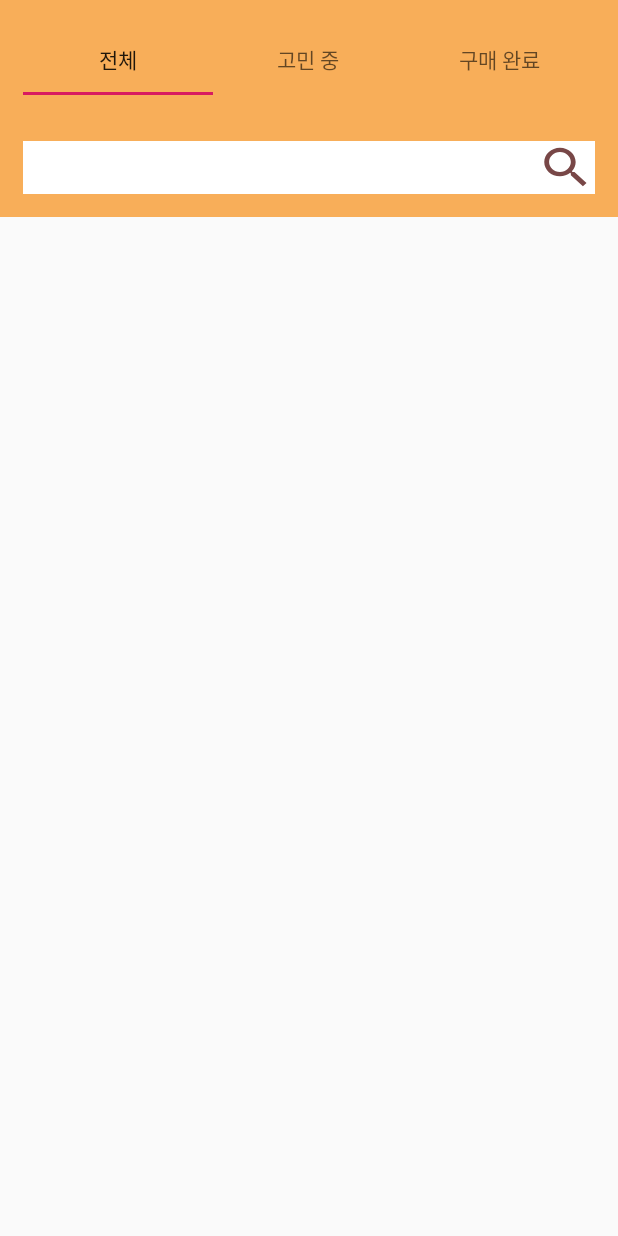
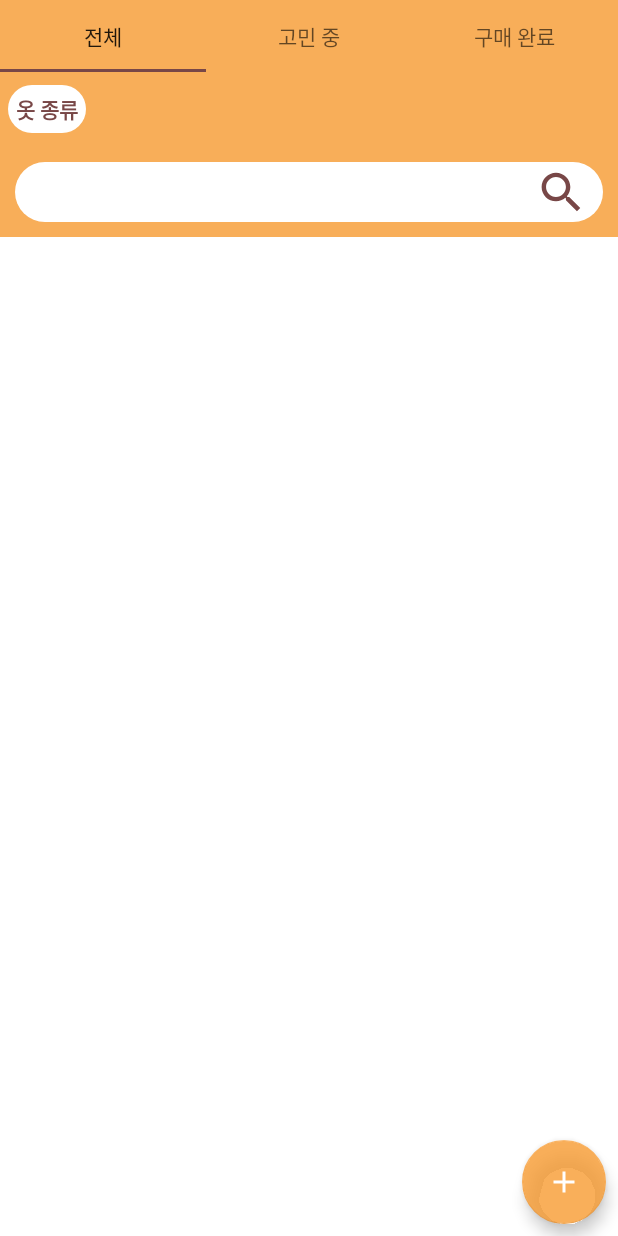
Before and after one commit to lou297/ShoppingMoa, an Android app: the screen it shows after launch (MainActivity), on a phone screen of 412 x 824 dp. Run offline under Robolectric (Android 15) with nearby library versions, the phone set to English and light mode, and no system bars.

Commit message:
edit main framge

```diff
--- /dev/null
+++ b/app/src/main/res/drawable/ic_add.xml
@@ -0,0 +1,5 @@
+<vector android:height="24dp" android:tint="#FFFFFF"
+    android:viewportHeight="24.0" android:viewportWidth="24.0"
+    android:width="24dp" xmlns:android="http://schemas.android.com/apk/res/android">
+    <path android:fillColor="#FF000000" android:pathData="M19,13h-6v6h-2v-6H5v-2h6V5h2v6h6v2z"/>
+</vector>
--- /dev/null
+++ b/app/src/main/res/drawable/search_round_border_edittext.xml
@@ -0,0 +1,6 @@
+<?xml version="1.0" encoding="utf-8"?>
+<shape xmlns:android="http://schemas.android.com/apk/res/android"
+       android:shape="rectangle">
+    <solid android:color="@color/white"/>
+    <corners android:radius="@dimen/radius_round_border"/>
+</shape>
--- /dev/null
+++ b/app/src/main/res/drawable/shop_item_round_border_image.xml
@@ -0,0 +1,6 @@
+<?xml version="1.0" encoding="utf-8"?>
+<shape xmlns:android = "http://schemas.android.com/apk/res/android"
+       android:shape="rectangle">
+    <solid android:color="@color/white"/>
+    <corners android:radius="@dimen/radius_round_border_image"/>
+</shape>
--- a/app/src/main/res/layout/activity_main.xml
+++ b/app/src/main/res/layout/activity_main.xml
@@ -2,61 +2,100 @@
 <androidx.constraintlayout.widget.ConstraintLayout
         xmlns:android = "http://schemas.android.com/apk/res/android"
         xmlns:app = "http://schemas.android.com/apk/res-auto"
+        xmlns:tools = "http://schemas.android.com/tools"
         android:layout_width = "match_parent"
-        android:layout_height = "match_parent">
+        android:layout_height = "match_parent"
+        android:background = "@color/orange">
 
-    <LinearLayout
-            android:background = "@color/orangeBackground"
+    <com.google.android.material.tabs.TabLayout
+            android:id = "@+id/tabLayout_main"
             android:layout_width = "0dp"
             android:layout_height = "wrap_content"
-            app:layout_constraintTop_toTopOf = "parent"
             app:layout_constraintStart_toStartOf = "parent"
-            app:layout_constraintEnd_toEndOf="parent"
-            android:orientation = "vertical" android:id = "@+id/linearLayout_main">
+            app:layout_constraintEnd_toEndOf = "parent"
+            app:layout_constraintTop_toTopOf = "parent">
+    </com.google.android.material.tabs.TabLayout>
 
-        <com.google.android.material.tabs.TabLayout
-                android:id = "@+id/tabLayout_main"
-                android:layout_margin="@dimen/size_margin"
-                android:layout_width = "match_parent"
-                android:layout_height = "wrap_content">
-        </com.google.android.material.tabs.TabLayout>
+    <HorizontalScrollView
+            android:id = "@+id/horizontalScrollView_main"
+            android:layout_width = "0dp"
+            android:layout_height = "@dimen/size_horizontalScrollview_main"
+            app:layout_constraintTop_toBottomOf = "@+id/tabLayout_main"
+            app:layout_constraintStart_toStartOf = "parent"
+            app:layout_constraintEnd_toEndOf = "parent">
+        <LinearLayout
+                android:layout_width = "0dp"
+                android:layout_height = "match_parent"
+                android:orientation = "horizontal">
+            <TextView
+                    android:gravity = "center"
+                    android:layout_gravity = "center_vertical"
+                    android:padding = "@dimen/padding_textView"
+                    android:layout_marginStart = "@dimen/margin_textView"
+                    android:layout_marginEnd = "@dimen/margin_textView"
+                    android:layout_width = "wrap_content"
+                    android:layout_height = "wrap_content"
+                    android:text = "옷 종류"
+                    android:textStyle = "bold"
+                    android:textColor = "@color/brown"
+                    android:background = "@drawable/search_round_border_edittext"/>
+        </LinearLayout>
+    </HorizontalScrollView>
 
-        <HorizontalScrollView
-                android:layout_width = "match_parent"
-                android:layout_height = "wrap_content"
-                android:id = "@+id/horizontalScrollView_main">
+    <View
+            android:id = "@+id/view_main_whiteBackground"
+            android:layout_width = "match_parent"
+            android:layout_height = "@dimen/size_backgroundView"
+            android:layout_margin = "@dimen/size_margin"
+            android:background = "@drawable/search_round_border_edittext"
+            app:layout_constraintTop_toBottomOf = "@+id/horizontalScrollView_main"
+            app:layout_constraintBottom_toTopOf = "@id/recyclerView_main"
+            app:layout_constraintStart_toStartOf = "parent"
+            app:layout_constraintEnd_toEndOf = "parent"/>
 
-        </HorizontalScrollView>
-        <LinearLayout
-                android:background = "@color/white"
-                android:orientation = "horizontal"
-                android:layout_width = "match_parent"
-                android:layout_height = "wrap_content"
-                android:layout_margin = "@dimen/size_margin">
-            <EditText
-                    android:lines = "1"
-                    android:padding="@dimen/padding_editText"
-                    android:background = "@null"
-                    android:layout_width = "0dp"
-                    android:layout_weight = "9"
-                    android:layout_height = "@dimen/size_editText"/>
-            <ImageView
-                    android:background="@drawable/ic_search"
-                    android:layout_width = "0dp"
-                    android:layout_weight = "1"
-                    android:layout_height = "@dimen/size_searchBut"/>
-        </LinearLayout>
-    </LinearLayout>
+    <EditText
+            android:layout_width = "0dp"
+            android:layout_height = "@dimen/size_editText"
+            android:padding = "@dimen/padding_editText"
+            android:layout_marginStart = "@dimen/margin_editText"
+            android:background = "@null"
+            android:lines = "1"
+            android:maxLength = "20"
+            app:layout_constraintStart_toStartOf = "@+id/view_main_whiteBackground"
+            app:layout_constraintEnd_toStartOf = "@+id/searchButton_main"
+            app:layout_constraintTop_toTopOf = "@+id/view_main_whiteBackground"
+            app:layout_constraintBottom_toBottomOf = "@+id/view_main_whiteBackground"/>
+
+    <ImageView
+            android:id = "@+id/searchButton_main"
+            android:background = "@drawable/ic_search"
+            android:layout_width = "@dimen/size_searchBut"
+            android:layout_height = "@dimen/size_searchBut"
+            android:layout_marginEnd = "@dimen/margin_searchBut"
+            app:layout_constraintEnd_toEndOf = "@+id/view_main_whiteBackground"
+            app:layout_constraintTop_toTopOf = "@+id/view_main_whiteBackground"
+            app:layout_constraintBottom_toBottomOf = "@+id/view_main_whiteBackground"/>
 
     <androidx.recyclerview.widget.RecyclerView
+            android:id = "@+id/recyclerView_main"
             android:layout_width = "0dp"
             android:layout_height = "0dp"
-            app:layout_constraintTop_toBottomOf = "@+id/linearLayout_main"
+            android:background = "@color/white"
+            app:layout_constraintTop_toBottomOf = "@id/view_main_whiteBackground"
+            app:layout_constraintEnd_toEndOf = "parent"
             app:layout_constraintStart_toStartOf = "parent"
-            app:layout_constraintBottom_toBottomOf = "parent"
-            app:layout_constraintEnd_toEndOf = "parent" android:id = "@+id/recyclerView">
-
+            app:layout_constraintBottom_toBottomOf = "parent">
     </androidx.recyclerview.widget.RecyclerView>
 
+    <com.google.android.material.floatingactionbutton.FloatingActionButton
+            android:id = "@+id/add_shopItem_fab"
+            android:layout_width = "wrap_content"
+            android:layout_height = "wrap_content"
+            android:layout_marginEnd = "8dp"
+            android:layout_marginBottom = "8dp"
+            app:backgroundTint = "@color/orange"
+            android:src = "@drawable/ic_add"
+            app:layout_constraintEnd_toEndOf = "parent"
+            app:layout_constraintBottom_toBottomOf = "parent"/>
 
 </androidx.constraintlayout.widget.ConstraintLayout>
--- a/app/src/main/res/values/colors.xml
+++ b/app/src/main/res/values/colors.xml
@@ -4,6 +4,10 @@
     <color name = "colorPrimaryDark">#00574B</color>
     <color name = "colorAccent">#D81B60</color>
 
-    <color name = "orangeBackground">#ccf89b31</color>
+    <color name = "deepOrange">#f89b31</color>
+    <color name = "orange">#ccf89b31</color>
+    <color name = "brown">#784747</color>
+    <color name = "gray">#a4a4a4</color>
     <color name = "white">#FFFFFF</color>
+    <color name = "black">#000000</color>
 </resources>
--- a/app/src/main/res/values/styles.xml
+++ b/app/src/main/res/values/styles.xml
@@ -3,9 +3,9 @@
     <!-- Base application theme. -->
     <style name="AppTheme" parent="Theme.AppCompat.Light.DarkActionBar">
         <!-- Customize your theme here. -->
-        <item name="colorPrimary">@color/colorPrimary</item>
-        <item name="colorPrimaryDark">@color/colorPrimaryDark</item>
-        <item name="colorAccent">@color/colorAccent</item>
+        <item name="colorPrimary">@color/orange</item>
+        <item name="colorPrimaryDark">@color/deepOrange</item>
+        <item name="colorAccent">@color/brown</item>
     </style>
 
     <style name="AppTheme.NoActionBar">
```
Also changed, not shown: app/src/main/java/com/pingpong/moamoa/ShopItem.java (added, +57 -0 lines), app/src/main/res/drawable/shop_item_round_border_layout.xml (added, +7 -0 lines), app/src/main/res/layout/shop_item_main.xml (added, +56 -0 lines), app/src/main/res/values/dimens.xml (+40 -2 lines).
